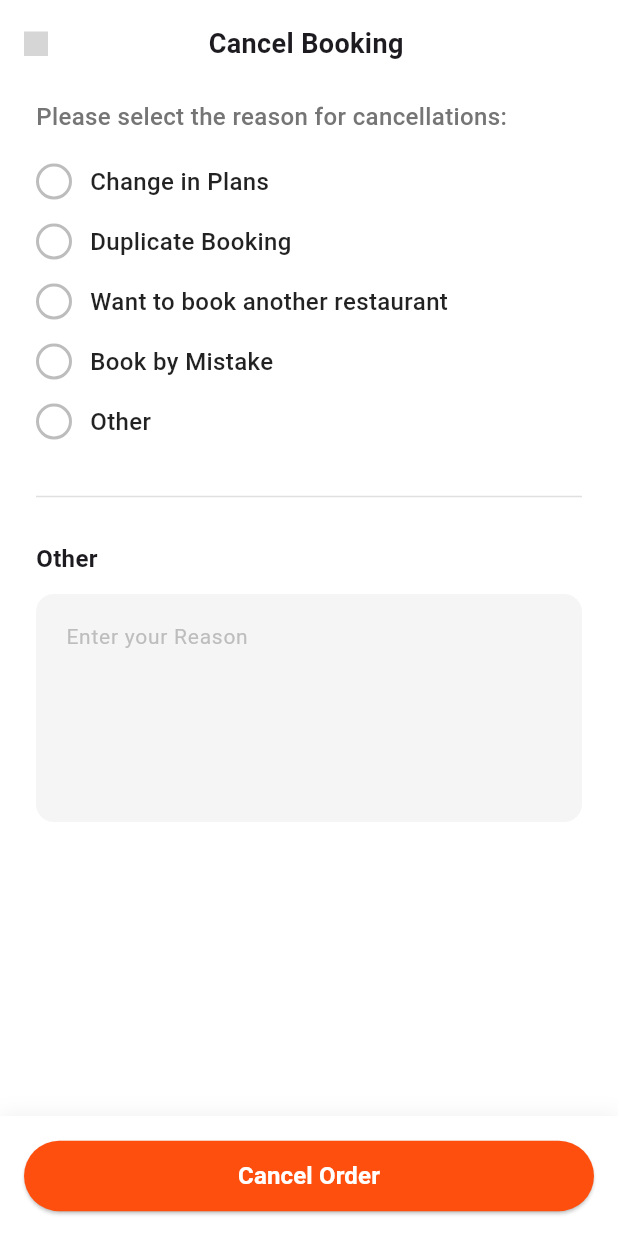
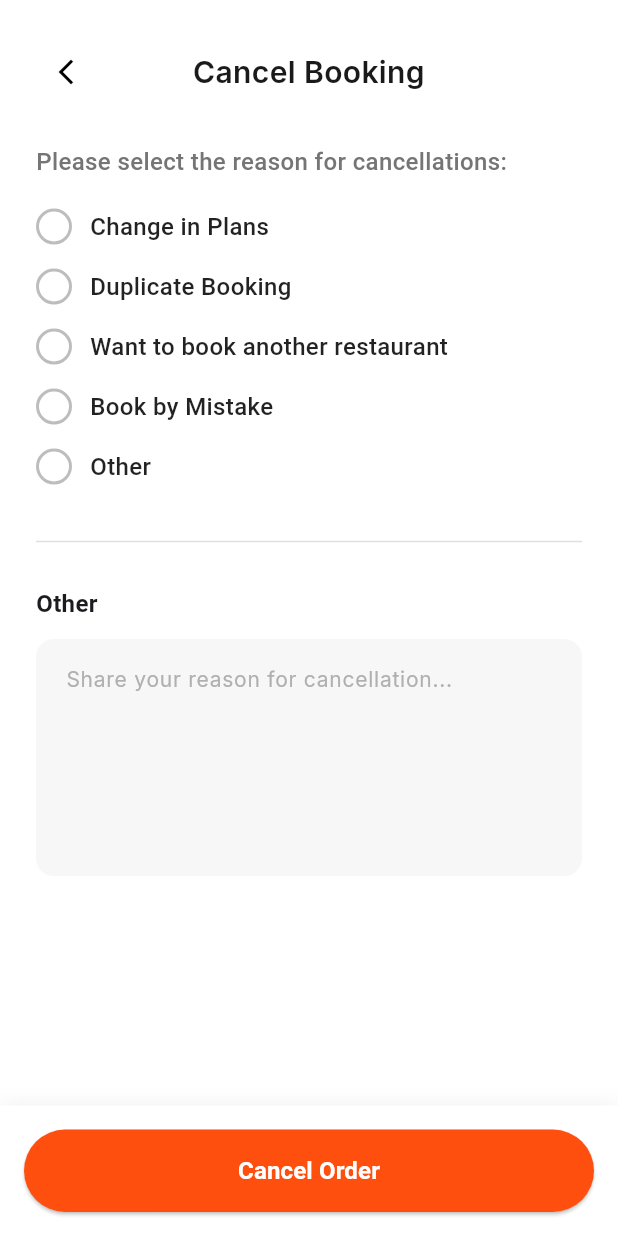
Before and after one commit to akhmaddakhir/aplikasi_teman_resto, a Flutter app: the BookingCancelled screen opened by its route, on a phone screen of 412 x 824 dp. Run offline on Flutter 3.47's test engine with Material 3 defaults, Android fonts, the phone set to English and light mode, and no system bars; our stand-ins replace flutter_svg, google_fonts; project files that could hold a hidden picture were left out; grey boxes are pictures that could not be loaded.

Commit message:
enchance back button and content styling in booking cancelled page

```diff
--- a/lib/pages/booking/booking_cancelled.dart
+++ b/lib/pages/booking/booking_cancelled.dart
@@ -1,5 +1,4 @@
 import 'package:flutter/material.dart';
-import 'package:flutter_svg/flutter_svg.dart';
 
 class BookingCancelled extends StatefulWidget {
   const BookingCancelled({super.key});
@@ -19,36 +18,38 @@ class _BookingCancelledState extends State<BookingCancelled> {
       body: SafeArea(
         child: Column(
           children: [
+            // ── Header ──────────────────────────────────────────────────
+            Padding(
+              padding: const EdgeInsets.fromLTRB(20, 24, 20, 16),
+              child: Row(
+                children: [
+                  IconButton(
+                    icon: const Icon(Icons.arrow_back_ios_new,
+                        size: 20, color: Colors.black),
+                    onPressed: () => Navigator.maybePop(context),
+                  ),
+                  Expanded(
+                    child: Text(
+                      'Cancel Booking',
+                      textAlign: TextAlign.center,
+                      style: TextStyle(
+                        fontFamily: 'Inter',
+                        fontSize: 20,
+                        fontWeight: FontWeight.w600,
+                        color: Color(0xFF1A1A1A),
+                      ),
+                    ),
+                  ),
+                  const SizedBox(width: 48),
+                ],
+              ),
+            ),
+
             Expanded(
               child: SingleChildScrollView(
                 child: Column(
                   crossAxisAlignment: CrossAxisAlignment.start,
                   children: [
-                    Padding(
-                      padding: const EdgeInsets.all(16),
-                      child: Row(
-                        mainAxisAlignment: MainAxisAlignment.spaceBetween,
-                        children: [
-                          GestureDetector(
-                            onTap: () => Navigator.of(context).pop(),
-                            child: SvgPicture.asset(
-                              'assets/icons/back.svg',
-                              width: 16,
-                              height: 16,
-                            ),
-                          ),
-                          Text(
-                            "Cancel Booking",
-                            style: TextStyle(
-                              fontSize: 18,
-                              fontWeight: FontWeight.bold,
-                            ),
-                          ),
-                          Container(width: 20),
-                        ],
-                      ),
-                    ),
-
                     // Content
                     Padding(
                       padding: const EdgeInsets.symmetric(horizontal: 24),
@@ -98,20 +99,34 @@ class _BookingCancelledState extends State<BookingCancelled> {
 
                           TextField(
                             controller: otherReasonController,
-                            maxLines: 5,
+                            maxLines: 6,
+                            style: TextStyle(
+                              fontFamily: 'Inter',
+                              fontSize: 14,
+                              color: Color(0xFF1A1A1A),
+                            ),
                             decoration: InputDecoration(
-                              hintText: 'Enter your Reason',
+                              hintText: 'Share your reason for cancellation...',
                               hintStyle: TextStyle(
-                                color: Colors.grey.shade400,
+                                fontFamily: 'Inter',
+                                color: Color(0xFFB0B0B0),
                                 fontSize: 14,
+                                height: 1.5,
                               ),
                               filled: true,
-                              fillColor: Color(0xFFF5F5F5),
+                              fillColor: Color(0xFFF7F7F7),
                               border: OutlineInputBorder(
                                 borderRadius: BorderRadius.circular(12),
                                 borderSide: BorderSide.none,
                               ),
-                              contentPadding: EdgeInsets.all(16),
+                              focusedBorder: OutlineInputBorder(
+                                borderRadius: BorderRadius.circular(12),
+                                borderSide: const BorderSide(
+                                  color: Color(0xFFFF4F0F),
+                                  width: 1.5,
+                                ),
+                              ),
+                              contentPadding: const EdgeInsets.all(16),
                             ),
                           ),
 
@@ -143,9 +158,9 @@ class _BookingCancelledState extends State<BookingCancelled> {
                       onPressed: () {},
                       style: ElevatedButton.styleFrom(
                         backgroundColor: Color(0xFFFF4F0F),
-                        padding: EdgeInsets.symmetric(vertical: 12),
+                        padding: EdgeInsets.symmetric(vertical: 16),
                         shape: RoundedRectangleBorder(
-                          borderRadius: BorderRadius.circular(24),
+                          borderRadius: BorderRadius.circular(50),
                         ),
                       ),
                       child: Text(
```
